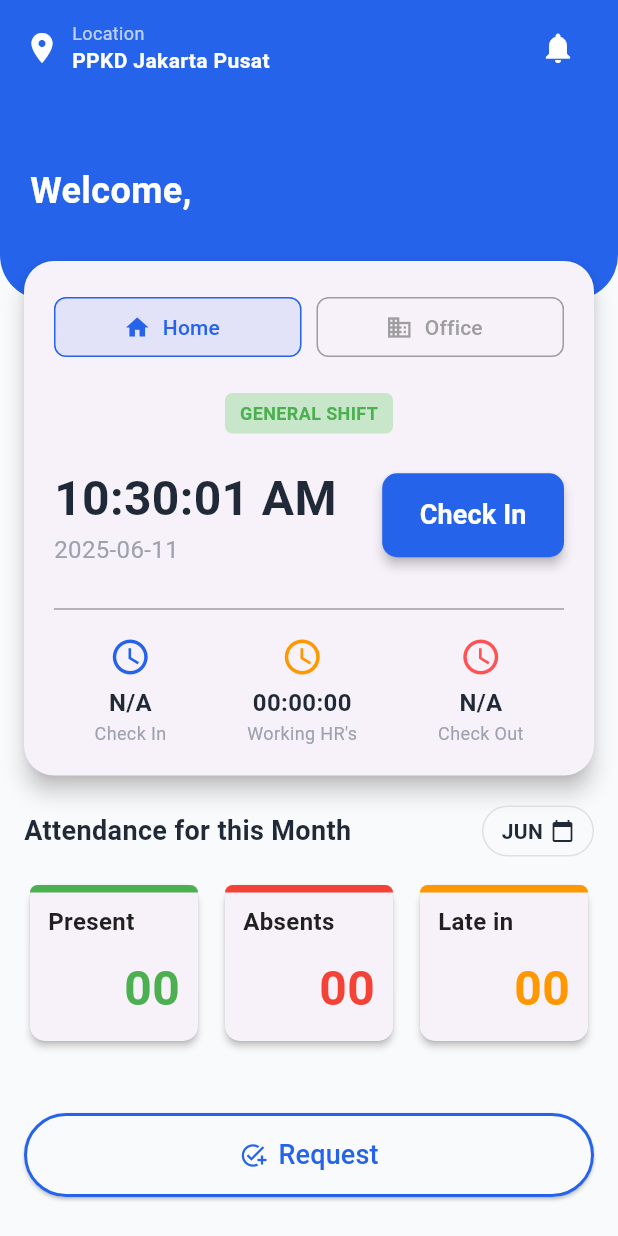
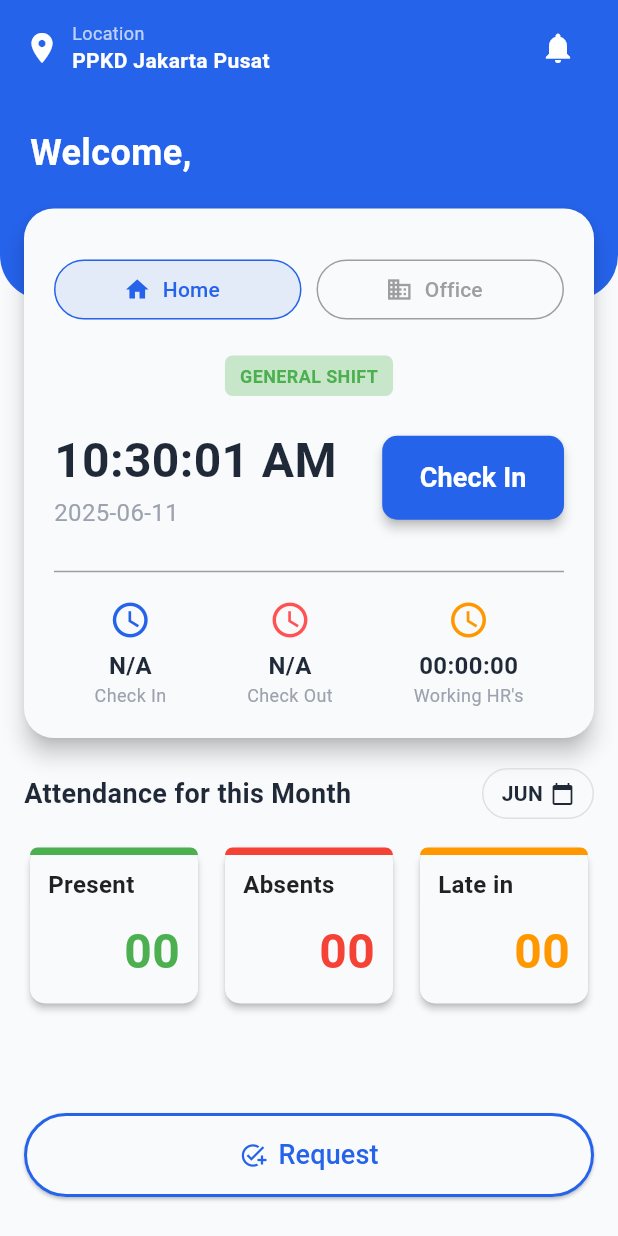
Before and after one commit to FarahAzhari/clockin_app_v1, a Flutter app: the HomeScreen screen opened directly, on a phone screen of 412 x 824 dp. Run offline on Flutter 3.47's test engine with Material 3 defaults, Android fonts, the phone set to English and light mode, and no system bars; our stand-ins replace fl_chart, shared_preferences, sqflite; accounts and stored records are empty.

Commit message:
Change: Design UI Home Screen, Card, Profile

```diff
--- a/lib/views/home_screen.dart
+++ b/lib/views/home_screen.dart
@@ -343,14 +343,14 @@ class _HomeScreenState extends State<HomeScreen> {
           ),
           ListView(
             padding: const EdgeInsets.only(
-              top: 20,
-              bottom: 80,
+              top: 5,
+              // bottom: 80,
             ), // Adjust padding for app bar and bottom nav
             children: [
               Padding(
                 padding: const EdgeInsets.symmetric(
                   horizontal: 20.0,
-                  vertical: 10.0,
+                  // vertical: 5.0,
                 ),
                 child: Text(
                   'Welcome, $_userName',
@@ -410,6 +410,7 @@ class _HomeScreenState extends State<HomeScreen> {
 
   Widget _buildMainActionCard(bool hasCheckedIn, bool hasCheckedOut) {
     return Card(
+      color: AppColors.background,
       margin: const EdgeInsets.symmetric(horizontal: 16),
       shape: RoundedRectangleBorder(borderRadius: BorderRadius.circular(20)),
       elevation: 6,
@@ -418,6 +419,7 @@ class _HomeScreenState extends State<HomeScreen> {
         child: Column(
           crossAxisAlignment: CrossAxisAlignment.start,
           children: [
+            SizedBox(height: 10),
             Row(
               mainAxisAlignment: MainAxisAlignment.center,
               children: [
@@ -434,7 +436,7 @@ class _HomeScreenState extends State<HomeScreen> {
                     style: OutlinedButton.styleFrom(
                       side: const BorderSide(color: AppColors.primary),
                       shape: RoundedRectangleBorder(
-                        borderRadius: BorderRadius.circular(8),
+                        borderRadius: BorderRadius.circular(30),
                       ),
                       backgroundColor: AppColors.primary.withOpacity(0.1),
                     ),
@@ -454,7 +456,7 @@ class _HomeScreenState extends State<HomeScreen> {
                     style: OutlinedButton.styleFrom(
                       side: const BorderSide(color: Colors.grey),
                       shape: RoundedRectangleBorder(
-                        borderRadius: BorderRadius.circular(8),
+                        borderRadius: BorderRadius.circular(30),
                       ),
                     ),
                   ),
@@ -550,18 +552,18 @@ class _HomeScreenState extends State<HomeScreen> {
                 ),
                 _buildTimeDetail(
                   Icons.watch_later_outlined,
+                  '${_todayRecord?.timeOut ?? 'N/A'}', // Use N/A if null
+                  'Check Out',
+                  Colors.redAccent,
+                ),
+                _buildTimeDetail(
+                  Icons.watch_later_outlined,
                   // Use live calculation if not checked out, otherwise use stored value
                   hasCheckedOut
                       ? _todayRecord?.workingHours ?? '00:00:00'
                       : _calculateWorkingHours(),
                   'Working HR\'s',
                   Colors.orange,
-                ),
-                _buildTimeDetail(
-                  Icons.watch_later_outlined,
-                  '${_todayRecord?.timeOut ?? 'N/A'}', // Use N/A if null
-                  'Check Out',
-                  Colors.redAccent,
                 ),
               ],
             ),
@@ -722,6 +724,7 @@ class _HomeScreenState extends State<HomeScreen> {
   Widget _buildSummaryCard(String title, int count, Color color) {
     return Expanded(
       child: Card(
+        color: AppColors.background,
         shape: RoundedRectangleBorder(borderRadius: BorderRadius.circular(10)),
         elevation: 2,
         child: Column(
--- a/lib/views/profile/profile_screen.dart
+++ b/lib/views/profile/profile_screen.dart
@@ -245,6 +245,7 @@ class _ProfileScreenState extends State<ProfileScreen> {
     String bloodGroup,
   ) {
     return Card(
+      color: AppColors.background,
       margin: const EdgeInsets.symmetric(horizontal: 16),
       shape: RoundedRectangleBorder(borderRadius: BorderRadius.circular(15)),
       elevation: 4,
@@ -296,6 +297,7 @@ class _ProfileScreenState extends State<ProfileScreen> {
         children: [
           // Notification Toggle
           Card(
+            color: AppColors.background,
             margin: EdgeInsets.zero, // No extra margin for this card
             shape: RoundedRectangleBorder(
               borderRadius: BorderRadius.circular(15),
@@ -331,6 +333,7 @@ class _ProfileScreenState extends State<ProfileScreen> {
           const SizedBox(height: 10), // Space between cards
           // Settings Option (now navigates to EditProfileScreen)
           Card(
+            color: AppColors.background,
             margin: EdgeInsets.zero,
             shape: RoundedRectangleBorder(
               borderRadius: BorderRadius.circular(15),
@@ -353,6 +356,7 @@ class _ProfileScreenState extends State<ProfileScreen> {
           const SizedBox(height: 10), // Space between cards
           // Logout Option
           Card(
+            color: AppColors.background,
             margin: EdgeInsets.zero,
             shape: RoundedRectangleBorder(
               borderRadius: BorderRadius.circular(15),
--- a/lib/views/reports/person_report_screen.dart
+++ b/lib/views/reports/person_report_screen.dart
@@ -347,6 +347,7 @@ class _PersonReportScreenState extends State<PersonReportScreen> {
   Widget _buildSummaryCard(String title, dynamic value, Color color) {
     return Expanded(
       child: Card(
+        color: AppColors.background,
         shape: RoundedRectangleBorder(borderRadius: BorderRadius.circular(10)),
         elevation: 2,
         child: Column(
```
